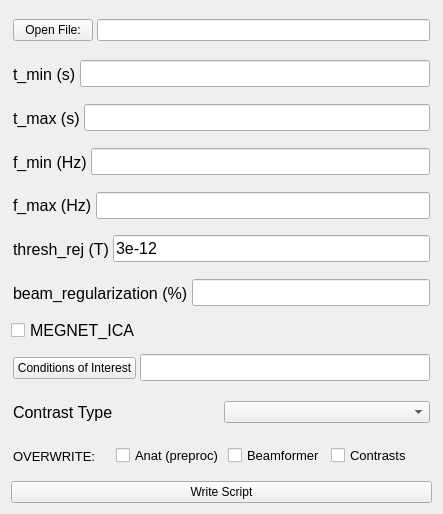
nih-megcore/nih_to_mne, file nih2mne/GUI/beamformer_maker2.ui: the form before one commit.
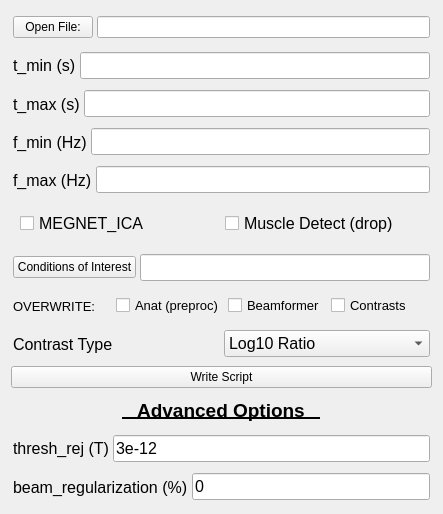
The form after the commit.

Commit message: Modified interface, with advanced options section

```diff
--- a/nih2mne/GUI/beamformer_maker2.ui
+++ b/nih2mne/GUI/beamformer_maker2.ui
@@ -214,104 +214,35 @@
     </widget>
    </item>
    <item>
-    <widget class="QWidget" name="threshold_widget" native="true">
-     <layout class="QHBoxLayout" name="horizontalLayout_6">
-      <property name="spacing">
-       <number>4</number>
-      </property>
-      <property name="leftMargin">
-       <number>2</number>
-      </property>
-      <property name="topMargin">
-       <number>2</number>
-      </property>
-      <property name="rightMargin">
-       <number>2</number>
-      </property>
-      <property name="bottomMargin">
-       <number>2</number>
-      </property>
+    <widget class="QWidget" name="widget" native="true">
+     <layout class="QHBoxLayout" name="horizontalLayout_2">
       <item>
-       <widget class="QLabel" name="label_Threshold">
+       <widget class="QCheckBox" name="cb_MEGNET">
         <property name="font">
          <font>
           <pointsize>12</pointsize>
          </font>
         </property>
         <property name="text">
-         <string>thresh_rej (T)</string>
+         <string>MEGNET_ICA</string>
         </property>
        </widget>
       </item>
       <item>
-       <widget class="QLineEdit" name="lineEdit_ThresholdRejection">
+       <widget class="QCheckBox" name="cb_MuscleDetect">
         <property name="font">
          <font>
           <pointsize>12</pointsize>
          </font>
         </property>
         <property name="text">
-         <string>3e-12</string>
+         <string>Muscle Detect (drop)</string>
         </property>
        </widget>
       </item>
      </layout>
     </widget>
    </item>
-   <item>
-    <widget class="QWidget" name="beamformer_regularization" native="true">
-     <layout class="QHBoxLayout" name="horizontalLayout_7">
-      <property name="spacing">
-       <number>4</number>
-      </property>
-      <property name="leftMargin">
-       <number>2</number>
-      </property>
-      <property name="topMargin">
-       <number>2</number>
-      </property>
-      <property name="rightMargin">
-       <number>2</number>
-      </property>
-      <property name="bottomMargin">
-       <number>2</number>
-      </property>
-      <item>
-       <widget class="QLabel" name="label_BeamRegularization">
-        <property name="font">
-         <font>
-          <pointsize>12</pointsize>
-         </font>
-        </property>
-        <property name="text">
-         <string>beam_regularization (%)</string>
-        </property>
-       </widget>
-      </item>
-      <item>
-       <widget class="QLineEdit" name="lineEdit_BeamformerRegularization">
-        <property name="font">
-         <font>
-          <pointsize>12</pointsize>
-         </font>
-        </property>
-       </widget>
-      </item>
-     </layout>
-    </widget>
-   </item>
-   <item>
-    <widget class="QCheckBox" name="cb_MEGNET">
-     <property name="font">
-      <font>
-       <pointsize>12</pointsize>
-      </font>
-     </property>
-     <property name="text">
-      <string>MEGNET_ICA</string>
-     </property>
-    </widget>
-   </item>
    <item>
     <widget class="QWidget" name="widget_7" native="true">
      <layout class="QHBoxLayout" name="horizontalLayout_8">
@@ -349,46 +280,6 @@
      </layout>
     </widget>
    </item>
-   <item>
-    <widget class="QWidget" name="widget_8" native="true">
-     <layout class="QHBoxLayout" name="horizontalLayout_9">
-      <property name="spacing">
-       <number>4</number>
-      </property>
-      <property name="leftMargin">
-       <number>2</number>
-      </property>
-      <property name="topMargin">
-       <number>2</number>
-      </property>
-      <property name="rightMargin">
-       <number>2</number>
-      </property>
-      <property name="bottomMargin">
-       <number>2</number>
-      </property>
-      <item>
-       <widget class="QLabel" name="label_ContrastType">
-        <property name="font">
-         <font>
-          <pointsize>12</pointsize>
-         </font>
-        </property>
-        <property name="text">
-         <string>Contrast Type</string>
-        </property>
-       </widget>
-      </item>
-      <item>
-       <widget class="QComboBox" name="comboBox_ContrastType">
-        <property name="currentText">
-         <string/>
-        </property>
-       </widget>
-      </item>
-     </layout>
-    </widget>
-   </item>
    <item>
     <widget class="QWidget" name="widget_9" native="true">
      <layout class="QHBoxLayout" name="horizontalLayout_10">
@@ -458,6 +349,61 @@
      </layout>
     </widget>
    </item>
+   <item>
+    <widget class="QWidget" name="widget_8" native="true">
+     <layout class="QHBoxLayout" name="horizontalLayout_9">
+      <property name="spacing">
+       <number>4</number>
+      </property>
+      <property name="leftMargin">
+       <number>2</number>
+      </property>
+      <property name="topMargin">
+       <number>2</number>
+      </property>
+      <property name="rightMargin">
+       <number>2</number>
+      </property>
+      <property name="bottomMargin">
+       <number>2</number>
+      </property>
+      <item>
+       <widget class="QLabel" name="label_ContrastType">
+        <property name="font">
+         <font>
+          <pointsize>12</pointsize>
+         </font>
+        </property>
+        <property name="text">
+         <string>Contrast Type</string>
+        </property>
+       </widget>
+      </item>
+      <item>
+       <widget class="QComboBox" name="comboBox_ContrastType">
+        <property name="font">
+         <font>
+          <pointsize>12</pointsize>
+         </font>
+        </property>
+        <property name="currentText">
+         <string>Log10 Ratio</string>
+        </property>
+        <item>
+         <property name="text">
+          <string>Log10 Ratio</string>
+         </property>
+        </item>
+        <item>
+         <property name="text">
+          <string>Percent Change</string>
+         </property>
+        </item>
+       </widget>
+      </item>
+     </layout>
+    </widget>
+   </item>
    <item>
     <widget class="QPushButton" name="pb_WriteScript">
      <property name="text">
@@ -465,6 +411,111 @@
      </property>
     </widget>
    </item>
+   <item alignment="Qt::AlignHCenter">
+    <widget class="QLabel" name="label">
+     <property name="font">
+      <font>
+       <pointsize>14</pointsize>
+       <weight>75</weight>
+       <bold>true</bold>
+       <underline>true</underline>
+      </font>
+     </property>
+     <property name="text">
+      <string>   Advanced Options   </string>
+     </property>
+    </widget>
+   </item>
+   <item>
+    <widget class="QWidget" name="threshold_widget" native="true">
+     <layout class="QHBoxLayout" name="horizontalLayout_6">
+      <property name="spacing">
+       <number>4</number>
+      </property>
+      <property name="leftMargin">
+       <number>2</number>
+      </property>
+      <property name="topMargin">
+       <number>2</number>
+      </property>
+      <property name="rightMargin">
+       <number>2</number>
+      </property>
+      <property name="bottomMargin">
+       <number>2</number>
+      </property>
+      <item>
+       <widget class="QLabel" name="label_Threshold">
+        <property name="font">
+         <font>
+          <pointsize>12</pointsize>
+         </font>
+        </property>
+        <property name="text">
+         <string>thresh_rej (T)</string>
+        </property>
+       </widget>
+      </item>
+      <item>
+       <widget class="QLineEdit" name="lineEdit_ThresholdRejection">
+        <property name="font">
+         <font>
+          <pointsize>12</pointsize>
+         </font>
+        </property>
+        <property name="text">
+         <string>3e-12</string>
+        </property>
+       </widget>
+      </item>
+     </layout>
+    </widget>
+   </item>
+   <item>
+    <widget class="QWidget" name="beamformer_regularization" native="true">
+     <layout class="QHBoxLayout" name="horizontalLayout_7">
+      <property name="spacing">
+       <number>4</number>
+      </property>
+      <property name="leftMargin">
+       <number>2</number>
+      </property>
+      <property name="topMargin">
+       <number>2</number>
+      </property>
+      <property name="rightMargin">
+       <number>2</number>
+      </property>
+      <property name="bottomMargin">
+       <number>2</number>
+      </property>
+      <item>
+       <widget class="QLabel" name="label_BeamRegularization">
+        <property name="font">
+         <font>
+          <pointsize>12</pointsize>
+         </font>
+        </property>
+        <property name="text">
+         <string>beam_regularization (%)</string>
+        </property>
+       </widget>
+      </item>
+      <item>
+       <widget class="QLineEdit" name="lineEdit_BeamformerRegularization">
+        <property name="font">
+         <font>
+          <pointsize>12</pointsize>
+         </font>
+        </property>
+        <property name="text">
+         <string>0</string>
+        </property>
+       </widget>
+      </item>
+     </layout>
+    </widget>
+   </item>
   </layout>
  </widget>
  <resources/>
```
The commit also changes 1 other file.
